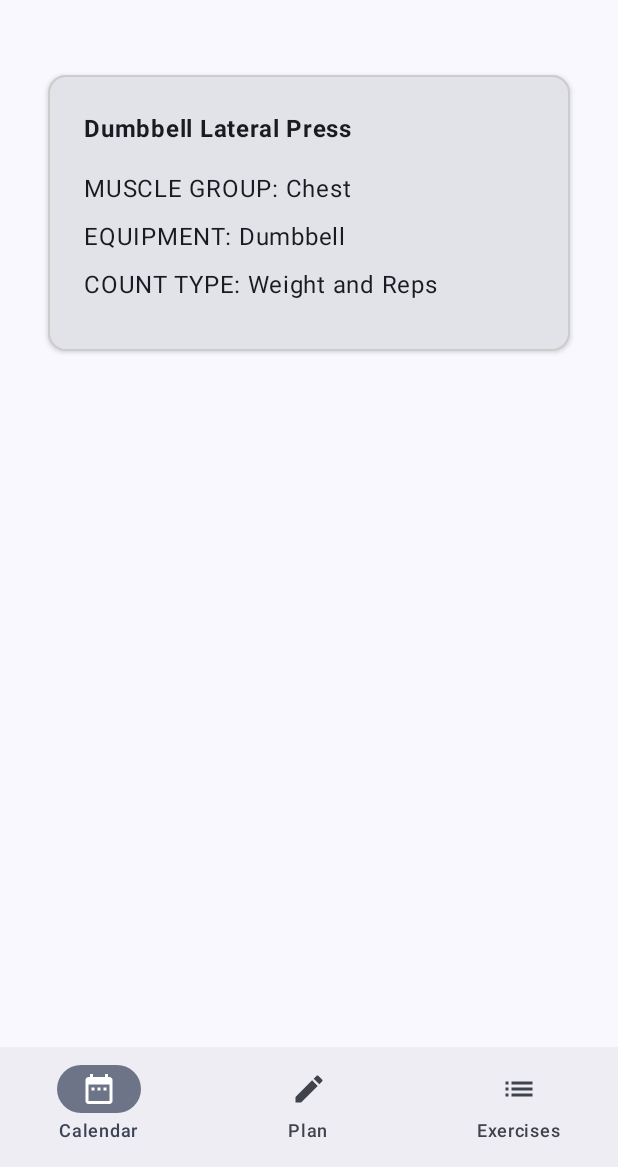
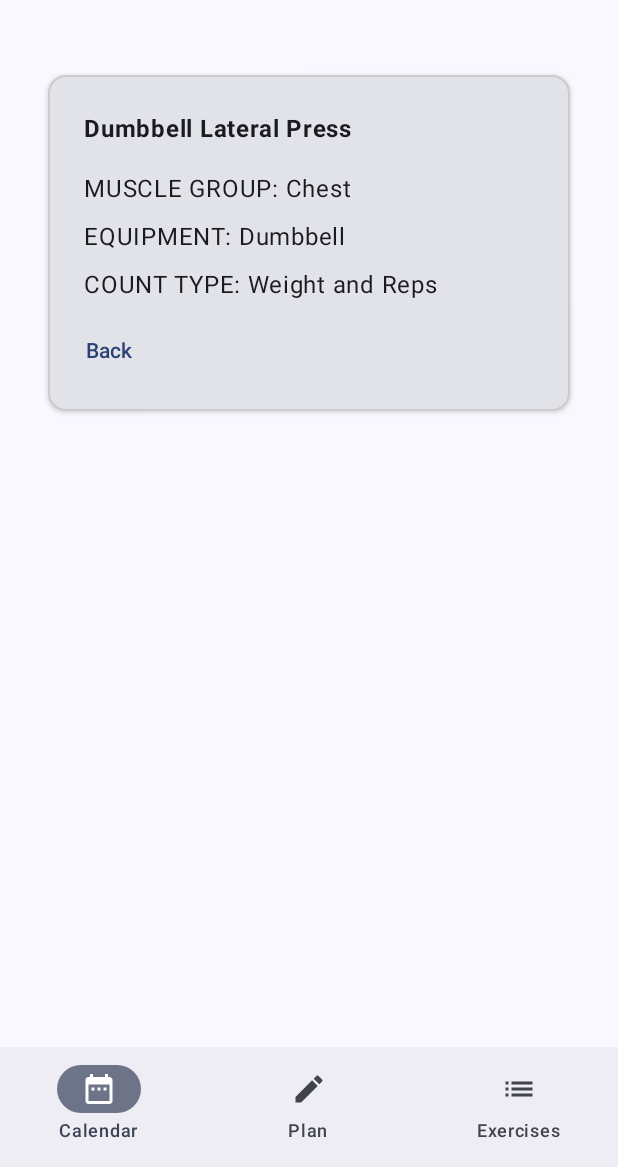
Before and after one commit to admgk/castor, an Android app built with Jetpack Compose: the CastorExerciseDetailsScreen screen opened through its navigation route, on a phone screen of 412 x 824 dp, the part 69-1236 px from its top. Run offline under Robolectric (Android 15) with nearby library versions, the phone set to English and light mode, and no system bars.

Commit message:
Add ExerciseDetailsScreen with navigation

```diff
--- a/app/src/main/java/com/ignismark/castor/ui/CastorApp.kt
+++ b/app/src/main/java/com/ignismark/castor/ui/CastorApp.kt
@@ -43,12 +43,15 @@ fun CastorApp() {
             composable(route = CastorAppScreen.ExercisesList.title) {
                 CastorExercisesListScreen(
                     castorUiState = castorUiState,
+                    castorViewModel = viewModel,
+                    navController = navController,
                     paddingValues = paddingValues
                 )
             }
             composable(route = CastorAppScreen.ExerciseDetails.title) {
                 CastorExerciseDetailsScreen(
                     castorUiState = castorUiState,
+                    navController = navController,
                     paddingValues = paddingValues
                 )
             }
--- a/app/src/main/java/com/ignismark/castor/ui/CastorExerciseDetailsScreen.kt
+++ b/app/src/main/java/com/ignismark/castor/ui/CastorExerciseDetailsScreen.kt
@@ -9,30 +9,40 @@ import androidx.compose.material3.Card
 import androidx.compose.material3.CardDefaults
 import androidx.compose.material3.Surface
 import androidx.compose.material3.Text
+import androidx.compose.material3.TextButton
 import androidx.compose.runtime.Composable
 import androidx.compose.ui.Modifier
 import androidx.compose.ui.graphics.Color
 import androidx.compose.ui.text.font.FontWeight
 import androidx.compose.ui.tooling.preview.Preview
 import androidx.compose.ui.unit.dp
+import androidx.navigation.NavController
+import androidx.navigation.compose.rememberNavController
 import com.ignismark.castor.data.Exercise
 import com.ignismark.castor.data.local.LocalExercisesDataProvider.exercises
 
 @Composable
 fun CastorExerciseDetailsScreen(
     castorUiState: CastorUiState,
+    navController: NavController,
     paddingValues: PaddingValues
 ) {
     Surface(modifier = Modifier
         .fillMaxWidth()
         .padding(paddingValues)
     ) {
-        ExerciseDetailsCard(exercises[0])
+        ExerciseDetailsCard(
+            exercise = castorUiState.currentSelectedExercise,
+            navigateBack = { navController.navigate(CastorAppScreen.ExercisesList.title) }
+        )
     }
 }
 
 @Composable
-fun ExerciseDetailsCard(exercise: Exercise) {
+fun ExerciseDetailsCard(
+    exercise: Exercise,
+    navigateBack: () -> Unit
+) {
     Card(
         border = BorderStroke(1.dp, Color.LightGray),
         elevation = CardDefaults.cardElevation(2.dp),
@@ -43,7 +53,11 @@ fun ExerciseDetailsCard(exercise: Exercise) {
         Column(
             modifier = Modifier
                 .fillMaxWidth()
-                .padding(all = 24.dp)
+                .padding(
+                    start = 24.dp,
+                    top = 24.dp,
+                    end = 24.dp
+                )
         ) {
             Text(
                 text = String.format("%s", exercise.name),
@@ -67,6 +81,12 @@ fun ExerciseDetailsCard(exercise: Exercise) {
                     .padding(bottom = 8.dp)
             )
         }
+        TextButton(
+            onClick = navigateBack,
+            modifier = Modifier.padding(start = 12.dp, bottom = 16.dp)
+        ) {
+            Text(text = "Back")
+        }
     }
 }
 
@@ -75,6 +95,7 @@ fun ExerciseDetailsCard(exercise: Exercise) {
 fun CastorExerciseDetailsScreenPreview() {
     CastorExerciseDetailsScreen(
         castorUiState = CastorUiState(),
+        navController = rememberNavController(),
         paddingValues = PaddingValues()
     )
 }
```
Also changed, not shown: app/src/main/java/com/ignismark/castor/ui/CastorExercisesListScreen.kt (+18 -3 lines).
